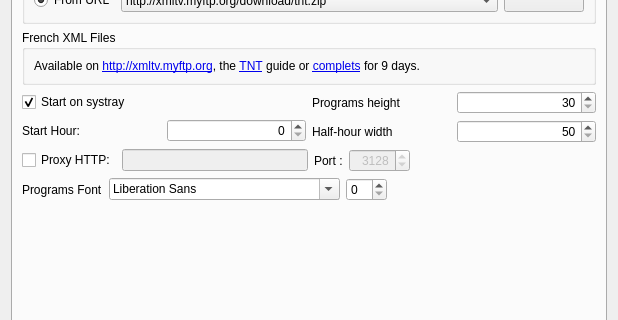
Before: the Qt Designer form ui/config.ui in jlbrd/qmagneto, drawn with Qt 5; both pictures show x 0 to 618 and y 113 to 433 of the 618 by 531 pixel window.
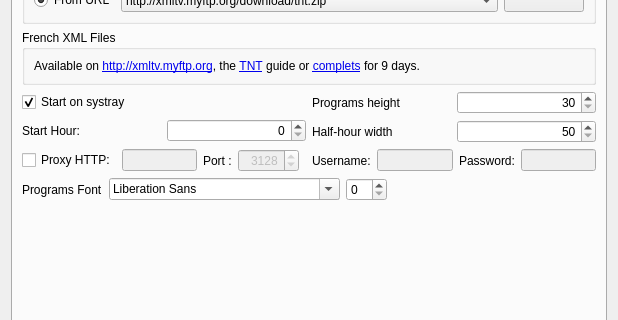
After: the same form once the commit is applied.

Commit message: - Download program guide file without wget. - Add a progress bar to show the progress of downloading. - Add the use of username and password with the proxying mode (issue 18).

```diff
--- a/ui/config.ui
+++ b/ui/config.ui
@@ -386,6 +386,37 @@
            </property>
           </spacer>
          </item>
+         <item>
+          <widget class="QLabel" name="label_8" >
+           <property name="text" >
+            <string>Username:</string>
+           </property>
+          </widget>
+         </item>
+         <item>
+          <widget class="QLineEdit" name="proxyUsername" >
+           <property name="enabled" >
+            <bool>false</bool>
+           </property>
+          </widget>
+         </item>
+         <item>
+          <widget class="QLabel" name="label_16" >
+           <property name="text" >
+            <string>Password:</string>
+           </property>
+          </widget>
+         </item>
+         <item>
+          <widget class="QLineEdit" name="proxyPassword" >
+           <property name="enabled" >
+            <bool>false</bool>
+           </property>
+           <property name="echoMode" >
+            <enum>QLineEdit::PasswordEchoOnEdit</enum>
+           </property>
+          </widget>
+         </item>
         </layout>
        </item>
       </layout>
```
Left out of the diff: 32 changed lines with no effect on the pictures. The commit also changes 12 other files.
